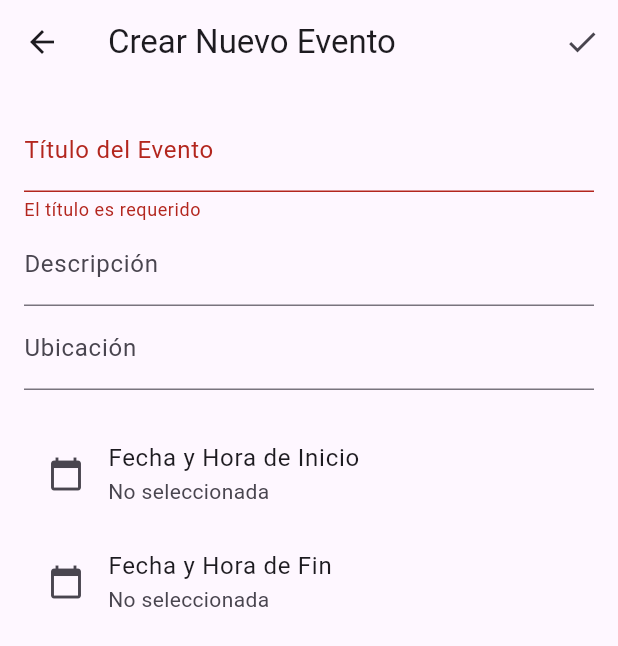
After one commit to anthonyramonaguilera-art/avivamiento_app, a Flutter app: the CreateEventScreen screen opened directly, after a tap on the "check" icon, on a phone screen of 412 x 824 dp. The commit adds this screen. Shown: the top 646 px of the screen. Run offline on Flutter 3.47's test engine with Material 3 defaults, Android fonts, the phone set to English and light mode, and no system bars; our stand-ins replace audioplayers, cloud_firestore, firebase_auth, firebase_core, flutter_riverpod; accounts and stored records are empty.

Commit message:
version alternativa del proyecto

```diff
--- /dev/null
+++ b/lib/screens/calendar/create_event_screen.dart
@@ -0,0 +1,145 @@
+import 'package:flutter/material.dart';
+import 'package:flutter_riverpod/flutter_riverpod.dart';
+import 'package:avivamiento_app/providers/services_provider.dart';
+import 'package:cloud_firestore/cloud_firestore.dart';
+
+class CreateEventScreen extends StatefulWidget {
+  const CreateEventScreen({Key? key}) : super(key: key);
+
+  @override
+  State<CreateEventScreen> createState() => _CreateEventScreenState();
+}
+
+class _CreateEventScreenState extends State<CreateEventScreen> {
+  final _formKey = GlobalKey<FormState>();
+  final _titleController = TextEditingController();
+  final _descriptionController = TextEditingController();
+  final _locationController = TextEditingController();
+  DateTime? _startTime;
+  DateTime? _endTime;
+  bool _isLoading = false;
+
+  Future<DateTime?> _pickDateTime(
+    BuildContext context, {
+    required DateTime initialDate,
+  }) async {
+    final date = await showDatePicker(
+      context: context,
+      initialDate: initialDate,
+      firstDate: DateTime.now(),
+      lastDate: DateTime(2101),
+    );
+    if (date == null) return null;
+    final time = await showTimePicker(
+      context: context,
+      initialTime: TimeOfDay.fromDateTime(initialDate),
+    );
+    if (time == null) return null;
+    return DateTime(date.year, date.month, date.day, time.hour, time.minute);
+  }
+
+  Future<void> _submitEvent(BuildContext context, WidgetRef ref) async {
+    if (_formKey.currentState!.validate()) {
+      if (_startTime == null || _endTime == null) {
+        ScaffoldMessenger.of(context).showSnackBar(
+          const SnackBar(
+            content: Text('Por favor, seleccione las fechas de inicio y fin'),
+          ),
+        );
+        return;
+      }
+      setState(() => _isLoading = true);
+      try {
+        final eventService = ref.read(eventServiceProvider);
+        await eventService.createEvent(
+          title: _titleController.text.trim(),
+          description: _descriptionController.text.trim(),
+          location: _locationController.text.trim(),
+          startTime: Timestamp.fromDate(_startTime!),
+          endTime: Timestamp.fromDate(_endTime!),
+        );
+        if (mounted) Navigator.of(context).pop();
+      } catch (e) {
+        ScaffoldMessenger.of(
+          context,
+        ).showSnackBar(SnackBar(content: Text('Error al crear el evento: $e')));
+      } finally {
+        if (mounted) setState(() => _isLoading = false);
+      }
+    }
+  }
+
+  @override
+  Widget build(BuildContext context) {
+    return Scaffold(
+      appBar: AppBar(
+        title: const Text('Crear Nuevo Evento'),
+        actions: [
+          _isLoading
+              ? const Padding(
+                  padding: EdgeInsets.all(16.0),
+                  child: CircularProgressIndicator(),
+                )
+              : Consumer(
+                  builder: (context, ref, _) => IconButton(
+                    icon: const Icon(Icons.check),
+                    onPressed: () => _submitEvent(context, ref),
+                  ),
+                ),
+        ],
+      ),
+      body: Padding(
+        padding: const EdgeInsets.all(16.0),
+        child: Form(
+          key: _formKey,
+          child: ListView(
+            children: [
+              TextFormField(
+                controller: _titleController,
+                decoration: const InputDecoration(
+                  labelText: 'Título del Evento',
+                ),
+                validator: (value) =>
+                    value!.isEmpty ? 'El título es requerido' : null,
+              ),
+              TextFormField(
+                controller: _descriptionController,
+                decoration: const InputDecoration(labelText: 'Descripción'),
+              ),
+              TextFormField(
+                controller: _locationController,
+                decoration: const InputDecoration(labelText: 'Ubicación'),
+              ),
+              const SizedBox(height: 20),
+              ListTile(
+                leading: const Icon(Icons.calendar_today),
+                title: const Text('Fecha y Hora de Inicio'),
+                subtitle: Text(_startTime?.toString() ?? 'No seleccionada'),
+                onTap: () async {
+                  final pickedTime = await _pickDateTime(
+                    context,
+                    initialDate: _startTime ?? DateTime.now(),
+                  );
+                  if (pickedTime != null)
+                    setState(() => _startTime = pickedTime);
+                },
+              ),
+              ListTile(
+                leading: const Icon(Icons.calendar_today),
+                title: const Text('Fecha y Hora de Fin'),
+                subtitle: Text(_endTime?.toString() ?? 'No seleccionada'),
+                onTap: () async {
+                  final pickedTime = await _pickDateTime(
+                    context,
+                    initialDate: _endTime ?? _startTime ?? DateTime.now(),
+                  );
+                  if (pickedTime != null) setState(() => _endTime = pickedTime);
+                },
+              ),
+            ],
+          ),
+        ),
+      ),
+    );
+  }
+}
```
Also changed, not shown: lib/screens/calendar/calendar_screen.dart (+25 -6 lines), lib/services/event_service.dart (+17 -3 lines).
